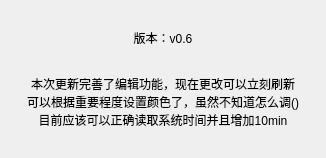
The window that AppeaRemind/about.ui (yzc0731/copy_from_xiang) describes before a commit, drawn with Qt 5.
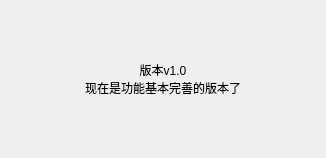
The same window after the commit.

Diff of the .ui file:
```diff
--- a/AppeaRemind/about.ui
+++ b/AppeaRemind/about.ui
@@ -17,12 +17,8 @@
    <item row="0" column="0">
     <widget class="QLabel" name="label">
      <property name="text">
-      <string>版本：v0.6
-
-
-本次更新完善了编辑功能，现在更改可以立刻刷新
-可以根据重要程度设置颜色了，虽然不知道怎么调()
-目前应该可以正确读取系统时间并且增加10min</string>
+      <string>版本v1.0
+现在是功能基本完善的版本了</string>
      </property>
      <property name="alignment">
       <set>Qt::AlignCenter</set>
```
